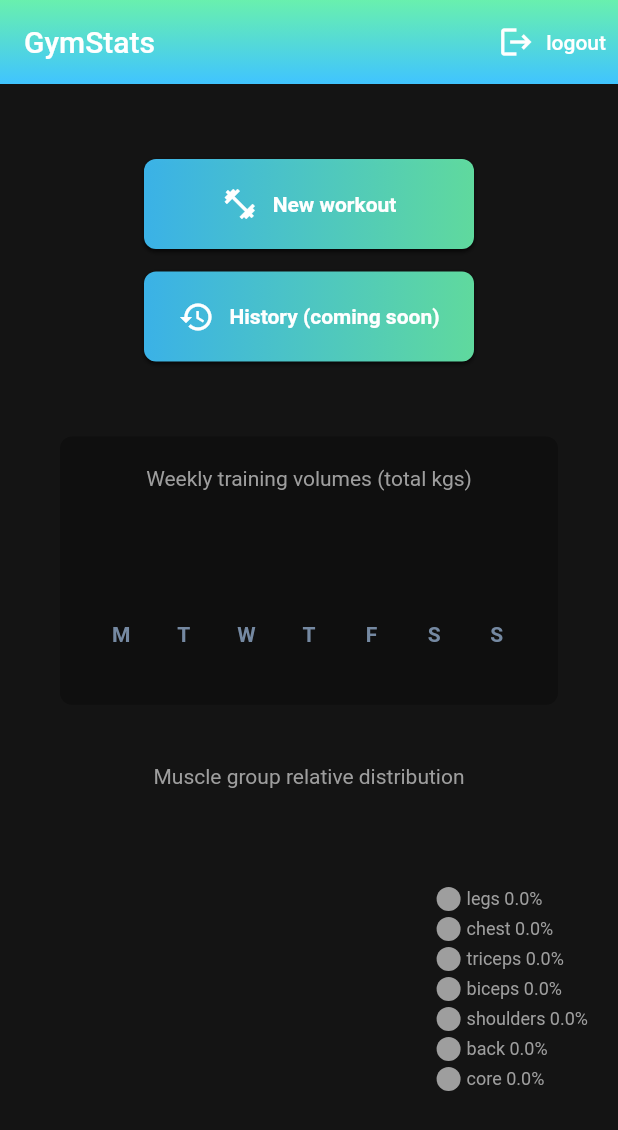
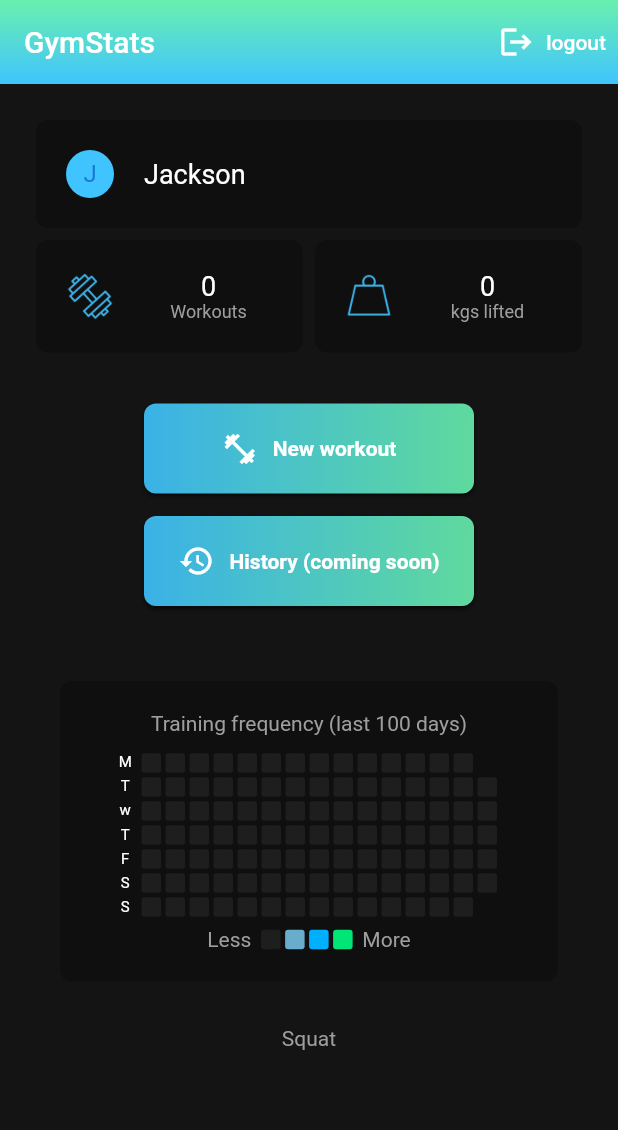
Before and after one commit to jacksondearing96/bread_basket, a Flutter app: the screen it shows once a user with an empty profile is signed in, on a phone screen of 412 x 824 dp. Shown: the top 1130 px of the screen. Run offline on Flutter 3.47's test engine with Material 2 defaults, Android fonts, the phone set to English and light mode, and no system bars; drawn by our look-alikes of fl_chart; our stand-ins replace cloud_firestore, email_validator, firebase_auth, firebase_core, flutter_spinkit; accounts and stored records are empty.

Commit message:
Added a user snapshot to the home page.

```diff
--- /dev/null
+++ b/lib/analytics/UserSnapshot.dart
@@ -0,0 +1,118 @@
+import 'package:bread_basket/models/user.dart';
+import 'package:bread_basket/models/workout.dart';
+import 'package:bread_basket/shared/constants.dart';
+import 'package:bread_basket/shared/radiantGradientMask.dart';
+import 'package:flutter/material.dart';
+import 'package:provider/provider.dart';
+
+class UserSnapshot extends StatelessWidget {
+  const UserSnapshot({Key? key}) : super(key: key);
+
+  @override
+  Widget build(BuildContext context) {
+    final user = Provider.of<User?>(context);
+    final pastWorkouts = Provider.of<List<PerformedWorkout>?>(context);
+
+    double totalVolume = pastWorkouts == null
+        ? 0
+        : pastWorkouts.fold(
+            0, (volume, workout) => volume + workout.totalVolume());
+
+    return user == null
+        ? Container()
+        : Column(children: [
+            Container(
+              margin: EdgeInsets.all(4),
+              padding: EdgeInsets.all(20),
+              decoration: BoxDecoration(
+                  color: Colors.black.withAlpha(70),
+                  borderRadius: BorderRadius.circular(8)),
+              child: Row(
+                mainAxisAlignment: MainAxisAlignment.spaceBetween,
+                children: [
+                  CircleAvatar(
+                      child: Text(user.name.isEmpty ? 'J' : user.name[0]),
+                      radius: Constants.exerciseTypeIconWidth / 2,
+                      backgroundColor: Colors.lightBlueAccent),
+                  SizedBox(width: 20),
+                  Expanded(
+                      child: Text(true ? 'Jackson' : user.name,
+                          style: TextStyle(fontSize: 18, color: Colors.white))),
+                ],
+              ),
+            ),
+            Row(
+              children: [
+                Expanded(
+                  child: Container(
+                    margin: EdgeInsets.all(4),
+                    padding: EdgeInsets.all(20),
+                    decoration: BoxDecoration(
+                        color: Colors.black.withAlpha(70),
+                        borderRadius: BorderRadius.circular(8)),
+                    child: Row(
+                      mainAxisAlignment: MainAxisAlignment.spaceBetween,
+                      children: [
+                        Container(
+                          height: Constants.exerciseTypeIconWidth,
+                          width: Constants.exerciseTypeIconWidth,
+                          child: ImageIcon(
+                            AssetImage(
+                                Constants.equipmentTypeIcons['dumbbell']!),
+                            color: Colors.lightBlueAccent.withAlpha(230),
+                          ),
+                        ),
+                        SizedBox(width: 20),
+                        Expanded(
+                            child: Column(children: [
+                          Text(
+                              pastWorkouts == null
+                                  ? '0'
+                                  : pastWorkouts.length.toString(),
+                              style:
+                                  TextStyle(fontSize: 18, color: Colors.white)),
+                          Text('Workouts',
+                              style: TextStyle(
+                                  color: Constants.hintColor, fontSize: 12))
+                        ])),
+                      ],
+                    ),
+                  ),
+                ),
+                Expanded(
+                  child: Container(
+                    margin: EdgeInsets.all(4),
+                    padding: EdgeInsets.all(20),
+                    decoration: BoxDecoration(
+                        color: Colors.black.withAlpha(70),
+                        borderRadius: BorderRadius.circular(8)),
+                    child: Row(
+                      mainAxisAlignment: MainAxisAlignment.spaceBetween,
+                      children: [
+                        Container(
+                          height: Constants.exerciseTypeIconWidth,
+                          width: Constants.exerciseTypeIconWidth,
+                          child: ImageIcon(
+                            AssetImage(Constants.weightIcon),
+                            color: Colors.lightBlueAccent.withAlpha(230),
+                          ),
+                        ),
+                        SizedBox(width: 20),
+                        Expanded(
+                            child: Column(children: [
+                          Text(totalVolume.round().toString(),
+                              style:
+                                  TextStyle(fontSize: 18, color: Colors.white)),
+                          Text('kgs lifted',
+                              style: TextStyle(
+                                  color: Constants.hintColor, fontSize: 12))
+                        ])),
+                      ],
+                    ),
+                  ),
+                ),
+              ],
+            )
+          ]);
+  }
+}
--- a/lib/screens/home/home.dart
+++ b/lib/screens/home/home.dart
@@ -1,6 +1,7 @@
 import 'package:bread_basket/analytics/HeatmapCalendar.dart';
 import 'package:bread_basket/analytics/MuscleGroupPieChart.dart';
 import 'package:bread_basket/analytics/ProgressGraph.dart';
+import 'package:bread_basket/analytics/UserSnapshot.dart';
 import 'package:bread_basket/analytics/WeeklyTrainingVolume.dart';
 import 'package:bread_basket/models/performedExercise.dart';
 import 'package:bread_basket/models/workout.dart';
@@ -20,6 +21,7 @@ class Home extends StatelessWidget {
   Widget build(BuildContext context) {
     final exercises = Provider.of<List<Exercise>>(context);
     final pastWorkouts = Provider.of<List<PerformedWorkout>?>(context);
+    final noWorkoutsYet = pastWorkouts == null || pastWorkouts.isEmpty;
 
     Widget _button({text: String, icon: Icon, onTap: Function}) {
       return Container(
@@ -70,6 +72,7 @@ class Home extends StatelessWidget {
           child: ListView(
             // mainAxisAlignment: MainAxisAlignment.center,
             children: [
+              UserSnapshot(),
               Container(
                 padding: EdgeInsets.fromLTRB(0, 30, 0, 30),
                 child: Column(
@@ -90,10 +93,10 @@ class Home extends StatelessWidget {
                   ],
                 ),
               ),
-              WeeklyTrainingVolume(),
-              MuscleGroupPieChart(),
+              noWorkoutsYet ? Container() : WeeklyTrainingVolume(),
+              noWorkoutsYet ? Container() : MuscleGroupPieChart(),
               HeatmapCalendar(),
-              Padding(
+              noWorkoutsYet ? Container() : Padding(
                 padding: EdgeInsets.symmetric(vertical: 10),
                 child: Column(
                   children: [
@@ -111,7 +114,7 @@ class Home extends StatelessWidget {
                   ],
                 ),
               ),
-              Padding(
+              noWorkoutsYet ? Container() : Padding(
                 padding: EdgeInsets.symmetric(vertical: 10),
                 child: Column(children: [
                   Text('Deadlift',
```
